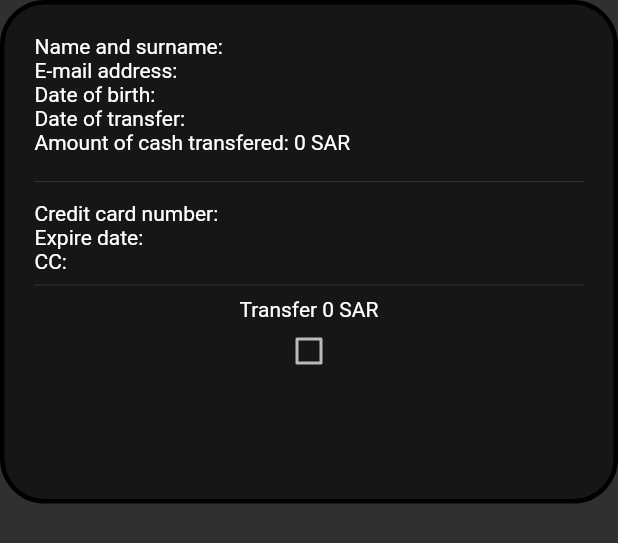
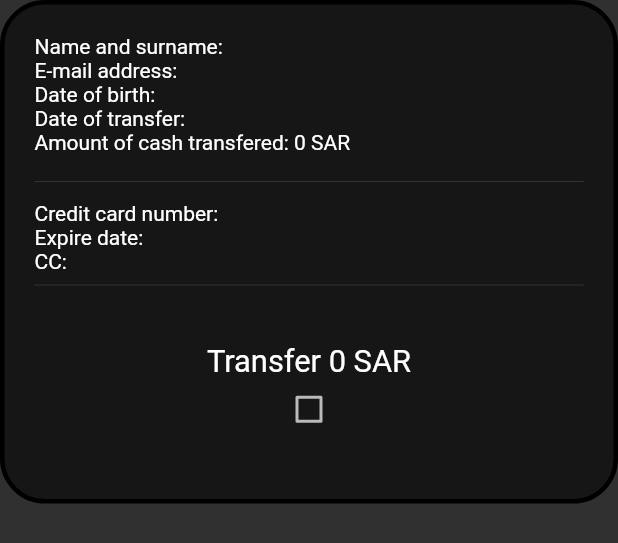
Before and after one commit to Danis96/FillAdmin, a Flutter app: the TransferCard widget shown alone on an empty page, opened directly with empty values, on a phone screen of 412 x 824 dp. Shown: the top 543 px of the screen. Run offline on Flutter 3.47's test engine with Material 2 defaults, Android fonts, the phone set to English and light mode, and no system bars; our stand-ins replace cloud_firestore, flutter_screenutil, splashscreen; missing offline and left inert: mailer; accounts and stored records are empty.

```diff
--- a/lib/components/transferCard.dart
+++ b/lib/components/transferCard.dart
@@ -89,12 +89,14 @@ class _TransferCardState extends State<TransferCard> {
             ),
             widget.isDone == 1
                 ? Text(CustomText().doaf + widget.dateOfAdminTransfer)
-                : Column(
+                : Container(
+                  margin: EdgeInsets.only(top: ScreenUtil.instance.setWidth(30.0)),
+                  child: Column(
                       children: <Widget>[
                         Container(
                           child: Text(CustomText().transfer +
                               widget.sarTransferred.toString() +
-                            CustomText().sar),
+                              CustomText().sar, style: TextStyle(fontSize: ScreenUtil.instance.setSp(20.0)),),
                         ),
                         Center(
                           child: Checkbox(
@@ -120,6 +122,7 @@ class _TransferCardState extends State<TransferCard> {
                         ),
                       ],
                     ),
+                ),
           ],
         ),
       ),
```
Lines whose indentation alone changed are shown as unchanged.
